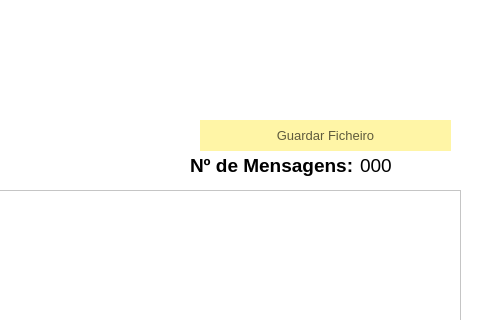
tatianascgil/Projeto_Informatico_Formula_Student_Barramento_CAN, file Senna/tabeladados.ui: the form before one commit; both pictures show x 520 to 1000 and y 0 to 320 of the 1000 by 700 pixel window.
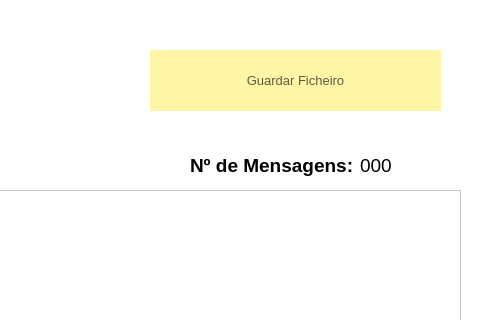
The form after the commit. Icons and pictures are not drawn.

Patch:
```diff
--- a/Senna/tabeladados.ui
+++ b/Senna/tabeladados.ui
@@ -263,10 +263,10 @@
   <widget class="QPushButton" name="btnGuardar">
    <property name="geometry">
     <rect>
-     <x>720</x>
-     <y>120</y>
-     <width>251</width>
-     <height>31</height>
+     <x>670</x>
+     <y>50</y>
+     <width>291</width>
+     <height>61</height>
     </rect>
    </property>
    <property name="font">
```
